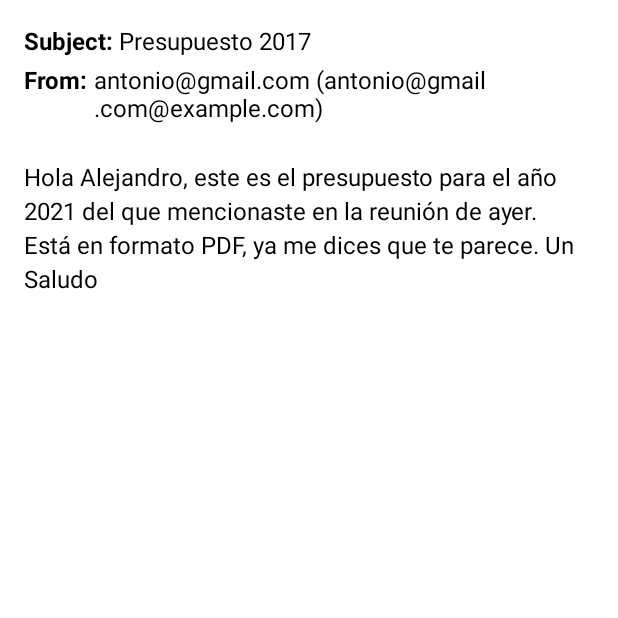
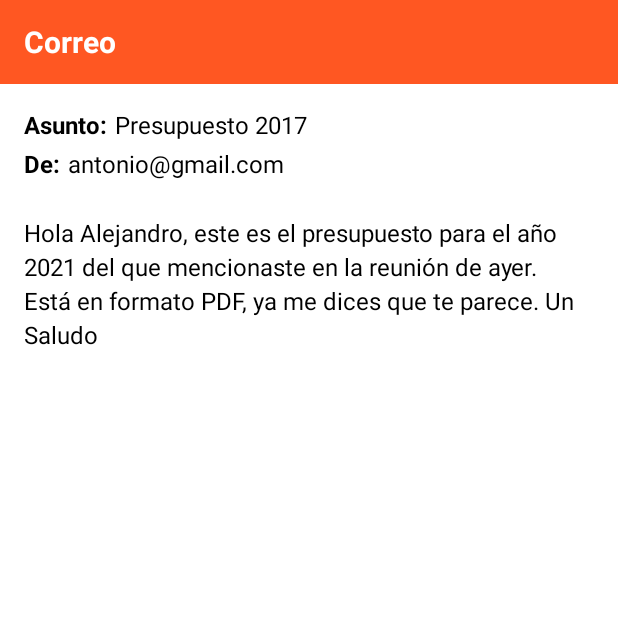
Before and after one commit to ivancarrillovela/AolicacionMail, an Android app: the screen it shows after launch (CorreoActivity), after a tap on an icon or button, on a phone screen of 412 x 824 dp, the top half of it. Run offline under Robolectric (Android 15) with nearby library versions, the phone set to English and light mode, and no system bars.

Commit message:
refactor: Standardize code and improve UI consistency
This commit introduces several improvements, including code refactoring to adhere to standard conventions and UI enhancements for better string resource management and layout consistency.

-   **`Mail.java`**: Refactored member variables (`Subject`, `Message`, `SenderName`) to use lowerCamelCase (`subject`, `message`, `senderName`), aligning with Java naming conventions.

-   **`strings.xml`**: Centralized UI text by adding new string resources for labels and example content (`correo`, `remitente`, `asunto`, etc.).

-   **Layouts (`fragment_correo.xml`, `activity_main.xml`, etc.)**: Updated layouts to use the newly defined `@string` resources instead of hardcoded text, improving localization and maintainability. Added minor margin adjustments for better alignment.

-   **`FragmentCorreo.java`**: Simplified the `renderData` method to display only the sender's name, removing the redundant email address concatenation.

-   **`MailAdapter.java`**: Cleaned up the adapter implementation by removing an unnecessary parameter from `assignData` and simplifying the click listener logic within the `MailHolder`.

-   **`FragmentMenu.java`**: Minor code reordering for improved readability.

```diff
--- a/app/src/main/java/com/ivancarrillo/aolicacionmail/activities/MainActivity.java
+++ b/app/src/main/java/com/ivancarrillo/aolicacionmail/activities/MainActivity.java
@@ -17,14 +17,14 @@ public class MainActivity extends AppCompatActivity implements FragmentMenu.Data
         super.onCreate(savedInstanceState);
         setContentView(R.layout.activity_main);
 
-        // Determinamos si es multipanel buscando el segundo fragmento
+        // Vemos si es multipanel buscando el segundo fragmento
         isMultiPanel = (getSupportFragmentManager().findFragmentById(R.id.fragmentCorreo) != null);
     }
 
     @Override
     public void sendData(Mail mail) {
         if (isMultiPanel) {
-            // MODO TABLET: Llamamos al método renderData del fragmento que ya está en pantalla
+            // MODO TABLET: Llamamos al metodo renderData del fragmento que ya está en pantalla
             FragmentCorreo fragmentCorreo = (FragmentCorreo) getSupportFragmentManager().findFragmentById(R.id.fragmentCorreo);
             if (fragmentCorreo != null) {
                 fragmentCorreo.renderData(mail);
--- a/app/src/main/java/com/ivancarrillo/aolicacionmail/adapters/MailAdapter.java
+++ b/app/src/main/java/com/ivancarrillo/aolicacionmail/adapters/MailAdapter.java
@@ -1,7 +1,6 @@
 package com.ivancarrillo.aolicacionmail.adapters;
 
 import android.graphics.Color;
-import android.graphics.PorterDuff;
 import android.view.LayoutInflater;
 import android.view.View;
 import android.view.ViewGroup;
@@ -16,24 +15,23 @@ import java.util.List;
 public class MailAdapter extends RecyclerView.Adapter<MailAdapter.MailHolder> {
 
     private List<Mail> listaMails;
-    private OnItemClickListener listener;
+    private OnItemClickListener onItemClickListener;
 
-    public MailAdapter(List<Mail> listaMails, OnItemClickListener listener) {
+    public MailAdapter(List<Mail> listaMails, OnItemClickListener onItemClickListener) {
         this.listaMails = listaMails;
-        this.listener = listener;
+        this.onItemClickListener = onItemClickListener;
     }
 
     @NonNull
     @Override
     public MailHolder onCreateViewHolder(@NonNull ViewGroup parent, int viewType) {
-        // CORRECCIÓN: Usamos R.layout.item_menu
         View view = LayoutInflater.from(parent.getContext()).inflate(R.layout.item_menu, parent, false);
         return new MailHolder(view);
     }
 
     @Override
     public void onBindViewHolder(@NonNull MailHolder holder, int position) {
-        holder.assignData(listaMails.get(position), listener);
+        holder.assignData(listaMails.get(position));
     }
 
     @Override
@@ -41,7 +39,7 @@ public class MailAdapter extends RecyclerView.Adapter<MailAdapter.MailHolder> {
         return listaMails.size();
     }
 
-    public static class MailHolder extends RecyclerView.ViewHolder {
+    public class MailHolder extends RecyclerView.ViewHolder {
         CardView cardAvatar;
         TextView txtAvatar;
         TextView tvTitle;
@@ -56,19 +54,24 @@ public class MailAdapter extends RecyclerView.Adapter<MailAdapter.MailHolder> {
             tvSnippet = itemView.findViewById(R.id.tvSnippet);
         }
 
-        public void assignData(Mail mail, OnItemClickListener listener) {
+        public void assignData(Mail mail) {
             tvTitle.setText(mail.getSubject());
             tvSnippet.setText(mail.getMessage());
 
-            // Lógica del Avatar: Inicial y Color
+            // Logica del Avatar: Inicial y Color
             if (mail.getSenderName() != null && !mail.getSenderName().isEmpty()) {
                 txtAvatar.setText(mail.getSenderName().substring(0, 1).toUpperCase());
             }
-            // Parseamos el color (viene sin # en tu Util)
+            // Parseamos el color
             String colorHex = "#" + mail.getColor();
             cardAvatar.setCardBackgroundColor(Color.parseColor(colorHex));
 
-            itemView.setOnClickListener(v -> listener.onItemClick(mail));
+            itemView.setOnClickListener(new View.OnClickListener() {
+                @Override
+                public void onClick(View v) {
+                    onItemClickListener.onItemClick(mail);
+                }
+            });
         }
     }
 
--- a/app/src/main/java/com/ivancarrillo/aolicacionmail/app/Mail.java
+++ b/app/src/main/java/com/ivancarrillo/aolicacionmail/app/Mail.java
@@ -2,41 +2,41 @@ package com.ivancarrillo.aolicacionmail.app;
 
 public class Mail {
 
-    private String Subject;
-    private String Message;
-    private String SenderName;
+    private String subject;
+    private String message;
+    private String senderName;
     private String color;
 
 
     public Mail(String subject, String message, String senderName) {
-        this.Subject = subject;
-        this.Message = message;
-        this.SenderName = senderName;
+        this.subject = subject;
+        this.message = message;
+        this.senderName = senderName;
         this.color = Util.getRandomColor();
     }
 
     public String getSubject() {
-        return Subject;
+        return subject;
     }
 
     public void setSubject(String subject) {
-        Subject = subject;
+        this.subject = subject;
     }
 
     public String getMessage() {
-        return Message;
+        return message;
     }
 
     public void setMessage(String message) {
-        Message = message;
+        this.message = message;
     }
 
     public String getSenderName() {
-        return SenderName;
+        return senderName;
     }
 
     public void setSenderName(String senderName) {
-        SenderName = senderName;
+        this.senderName = senderName;
     }
 
     public String getColor() {
--- a/app/src/main/java/com/ivancarrillo/aolicacionmail/fragments/FragmentCorreo.java
+++ b/app/src/main/java/com/ivancarrillo/aolicacionmail/fragments/FragmentCorreo.java
@@ -11,25 +11,30 @@ import com.ivancarrillo.aolicacionmail.app.Mail;
 
 public class FragmentCorreo extends Fragment {
 
-    private TextView tvSubject, tvFrom, tvBody;
+    private TextView tvSubject;
+    private TextView tvFrom;
+    private TextView tvBody;
+
+    public FragmentCorreo() {
+        // Required empty public constructor
+    }
 
     @Override
     public View onCreateView(LayoutInflater inflater, ViewGroup container,
                              Bundle savedInstanceState) {
         View view = inflater.inflate(R.layout.fragment_correo, container, false);
 
-        tvSubject = view.findViewById(R.id.tvSubjectValue);
-        tvFrom = view.findViewById(R.id.tvFromValue);
-        tvBody = view.findViewById(R.id.tvBodyMessage);
+        tvSubject = (TextView) view.findViewById(R.id.tvSubjectValue);
+        tvFrom = (TextView) view.findViewById(R.id.tvFromValue);
+        tvBody = (TextView) view.findViewById(R.id.tvBodyMessage);
 
         return view;
     }
 
-    // Metodo público para actualizar la UI desde la Activity
     public void renderData(Mail mail) {
         if (mail != null) {
             tvSubject.setText(mail.getSubject());
-            tvFrom.setText(mail.getSenderName() + " (" + mail.getSenderName() + "@example.com)");
+            tvFrom.setText(mail.getSenderName());
             tvBody.setText(mail.getMessage());
         }
     }
--- a/app/src/main/java/com/ivancarrillo/aolicacionmail/fragments/FragmentMenu.java
+++ b/app/src/main/java/com/ivancarrillo/aolicacionmail/fragments/FragmentMenu.java
@@ -18,20 +18,8 @@ public class FragmentMenu extends Fragment {
 
     private DataListener callback;
 
-    // 1. Definimos la Interfaz para comunicar con la Activity
-    public interface DataListener {
-        void sendData(Mail mail);
-    }
-
-    // 2. onAttach: Nos aseguramos de que la Activity implementa la interfaz
-    @Override
-    public void onAttach(@NonNull Context context) {
-        super.onAttach(context);
-        try {
-            callback = (DataListener) context;
-        } catch (ClassCastException e) {
-            throw new ClassCastException(context.toString() + " debe implementar DataListener");
-        }
+    public FragmentMenu() {
+        // Required empty public constructor
     }
 
     @Override
@@ -39,15 +27,15 @@ public class FragmentMenu extends Fragment {
                              Bundle savedInstanceState) {
         View view = inflater.inflate(R.layout.fragment_menu, container, false);
 
-        // 3. Configuración del RecyclerView
+        // Configuración del RecyclerView
         RecyclerView recyclerView = view.findViewById(R.id.recyclerViewMenu);
         recyclerView.setLayoutManager(new LinearLayoutManager(getContext()));
 
-        // Creamos el adaptador pasándole los datos dummy y el listener del click
+        // Creamos el adaptador pasándole los datos y el listener del click
         MailAdapter adapter = new MailAdapter(Util.getDummyData(), new MailAdapter.OnItemClickListener() {
             @Override
             public void onItemClick(Mail mail) {
-                // Cuando se hace click, avisamos a la Activity
+                // Cuando se hace click avisamos a la Activity
                 callback.sendData(mail);
             }
         });
@@ -55,4 +43,20 @@ public class FragmentMenu extends Fragment {
         recyclerView.setAdapter(adapter);
         return view;
     }
+
+    // Definimos la interfaz para comunicar con la Activity
+    public interface DataListener {
+        void sendData(Mail mail);
+    }
+
+    // Nos aseguramos de que la Activity implementa la interfaz
+    @Override
+    public void onAttach(@NonNull Context context) {
+        super.onAttach(context);
+        try {
+            callback = (DataListener) context;
+        } catch (ClassCastException e) {
+            throw new ClassCastException(context.toString() + " tiene que implementar DataListener");
+        }
+    }
 }
--- a/app/src/main/res/layout-land/activity_main.xml
+++ b/app/src/main/res/layout-land/activity_main.xml
@@ -12,7 +12,7 @@
         android:background="#FF5722"
         android:gravity="center_vertical"
         android:paddingStart="16dp"
-        android:text="MyMail"
+        android:text="@string/correo"
         android:textColor="#FFFFFF"
         android:textSize="20sp"
         android:textStyle="bold" />
--- a/app/src/main/res/layout/activity_correo.xml
+++ b/app/src/main/res/layout/activity_correo.xml
@@ -1,11 +1,23 @@
 <?xml version="1.0" encoding="utf-8"?>
 <LinearLayout xmlns:android="http://schemas.android.com/apk/res/android"
-    xmlns:app="http://schemas.android.com/apk/res-auto"
     xmlns:tools="http://schemas.android.com/tools"
     android:id="@+id/main"
     android:layout_width="match_parent"
     android:layout_height="match_parent"
-    tools:context=".activities.CorreoActivity">
+    android:orientation="vertical"
+    tools:context=".activities.MainActivity">
+
+    <TextView
+        android:id="@+id/tvHeader"
+        android:layout_width="match_parent"
+        android:layout_height="56dp"
+        android:background="#FF5722"
+        android:gravity="center_vertical"
+        android:paddingStart="16dp"
+        android:text="@string/correo"
+        android:textColor="#FFFFFF"
+        android:textSize="20sp"
+        android:textStyle="bold" />
 
     <fragment
         android:id="@+id/fragment_second"
--- a/app/src/main/res/layout/activity_main.xml
+++ b/app/src/main/res/layout/activity_main.xml
@@ -14,7 +14,7 @@
         android:background="#FF5722"
         android:gravity="center_vertical"
         android:paddingStart="16dp"
-        android:text="MyMail"
+        android:text="@string/correo"
         android:textColor="#FFFFFF"
         android:textSize="20sp"
         android:textStyle="bold" />
--- a/app/src/main/res/layout/fragment_correo.xml
+++ b/app/src/main/res/layout/fragment_correo.xml
@@ -25,7 +25,7 @@
                 <TextView
                     android:layout_width="wrap_content"
                     android:layout_height="wrap_content"
-                    android:text="Subject: "
+                    android:text="@string/asunto"
                     android:textColor="#000000"
                     android:textSize="16sp"
                     android:textStyle="bold" />
@@ -34,7 +34,8 @@
                     android:id="@+id/tvSubjectValue"
                     android:layout_width="wrap_content"
                     android:layout_height="wrap_content"
-                    android:text="Presupuesto 2017"
+                    android:text="@string/ejemploAsunto"
+                    android:layout_marginStart="5dp"
                     android:textColor="#000000"
                     android:textSize="16sp" />
             </LinearLayout>
@@ -48,7 +49,7 @@
                 <TextView
                     android:layout_width="wrap_content"
                     android:layout_height="wrap_content"
-                    android:text="From: "
+                    android:text="@string/remitente"
                     android:textColor="#000000"
                     android:textSize="16sp"
                     android:textStyle="bold" />
@@ -57,7 +58,8 @@
                     android:id="@+id/tvFromValue"
                     android:layout_width="wrap_content"
                     android:layout_height="wrap_content"
-                    android:text="antonio@gmail.com"
+                    android:text="@string/ejemploCorreo"
+                    android:layout_marginStart="5dp"
                     android:textColor="#000000"
                     android:textSize="16sp" />
             </LinearLayout>
@@ -67,7 +69,7 @@
                 android:layout_width="match_parent"
                 android:layout_height="wrap_content"
                 android:lineSpacingExtra="4dp"
-                android:text="Hola Alejandro, este es el presupuesto para el año que viene que mencionaste en la reunión de ayer.\n\nEstá en formato PDF, ya me dices que te parece.\nUn Saludo"
+                android:text="@string/ejemploMensaje"
                 android:textColor="#000000"
                 android:textSize="16sp" />
 
--- a/app/src/main/res/values/strings.xml
+++ b/app/src/main/res/values/strings.xml
@@ -2,4 +2,10 @@
     <string name="app_name">AolicacionMail</string>
     <!-- TODO: Remove or change this placeholder text -->
     <string name="hello_blank_fragment">Hello blank fragment</string>
+    <string name="correo">Correo</string>
+    <string name="remitente">De:</string>
+    <string name="asunto">Asunto:</string>
+    <string name="ejemploCorreo">ejemplo@ejemplo.com</string>
+    <string name="ejemploMensaje">Ejemplo de mensaje.</string>
+    <string name="ejemploAsunto">Ejemplo de asunto</string>
 </resources>
```
